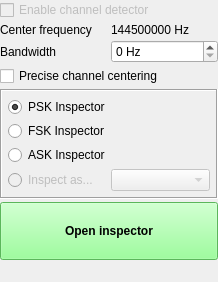
The window that ui/InspectorPanel.ui (BatchDrake/SigDigger) describes before a commit, drawn with Qt 5.
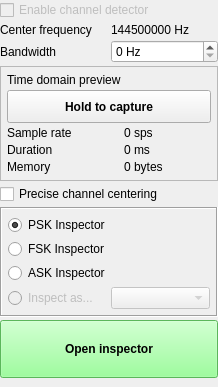
The same window after the commit.

Commit message: Add skeleton for the time inspection window

```diff
--- a/ui/InspectorPanel.ui
+++ b/ui/InspectorPanel.ui
@@ -7,7 +7,7 @@
     <x>0</x>
     <y>0</y>
     <width>218</width>
-    <height>282</height>
+    <height>387</height>
    </rect>
   </property>
   <property name="windowTitle">
@@ -29,13 +29,6 @@
    <property name="spacing">
     <number>3</number>
    </property>
-   <item row="2" column="1">
-    <widget class="QSpinBox" name="bandwidthSpin">
-     <property name="suffix">
-      <string> Hz</string>
-     </property>
-    </widget>
-   </item>
    <item row="1" column="1">
     <widget class="QLabel" name="inspectorChannelLabel">
      <property name="text">
@@ -43,14 +36,24 @@
      </property>
     </widget>
    </item>
-   <item row="2" column="0">
-    <widget class="QLabel" name="label_18">
+   <item row="1" column="0">
+    <widget class="QLabel" name="label_21">
      <property name="text">
-      <string>Bandwidth</string>
+      <string>Center frequency</string>
      </property>
     </widget>
    </item>
-   <item row="6" column="1">
+   <item row="0" column="0" colspan="2">
+    <widget class="QCheckBox" name="checkBox_5">
+     <property name="enabled">
+      <bool>false</bool>
+     </property>
+     <property name="text">
+      <string>Enable channel detector</string>
+     </property>
+    </widget>
+   </item>
+   <item row="7" column="1">
     <spacer name="verticalSpacer_3">
      <property name="orientation">
       <enum>Qt::Vertical</enum>
@@ -63,7 +66,40 @@
      </property>
     </spacer>
    </item>
+   <item row="2" column="0">
+    <widget class="QLabel" name="label_18">
+     <property name="text">
+      <string>Bandwidth</string>
+     </property>
+    </widget>
+   </item>
+   <item row="6" column="0" colspan="2">
+    <widget class="QPushButton" name="openInspectorButton">
+     <property name="styleSheet">
+      <string notr="true">background-color: #7fff7f;
+height: 50px;
+font-weight: bold;</string>
+     </property>
+     <property name="text">
+      <string>Open inspector</string>
+     </property>
+    </widget>
+   </item>
    <item row="4" column="0" colspan="2">
+    <widget class="QCheckBox" name="preciseCheck">
+     <property name="text">
+      <string>Precise channel centering</string>
+     </property>
+    </widget>
+   </item>
+   <item row="2" column="1">
+    <widget class="QSpinBox" name="bandwidthSpin">
+     <property name="suffix">
+      <string> Hz</string>
+     </property>
+    </widget>
+   </item>
+   <item row="5" column="0" colspan="2">
     <widget class="QFrame" name="frame_2">
      <property name="frameShape">
       <enum>QFrame::Box</enum>
@@ -131,40 +167,99 @@
      </layout>
     </widget>
    </item>
-   <item row="5" column="0" colspan="2">
-    <widget class="QPushButton" name="openInspectorButton">
-     <property name="styleSheet">
-      <string notr="true">background-color: #7fff7f;
-height: 50px;
-font-weight: bold;</string>
-     </property>
-     <property name="text">
-      <string>Open inspector</string>
-     </property>
-    </widget>
-   </item>
-   <item row="0" column="0" colspan="2">
-    <widget class="QCheckBox" name="checkBox_5">
-     <property name="enabled">
-      <bool>false</bool>
-     </property>
-     <property name="text">
-      <string>Enable channel detector</string>
-     </property>
-    </widget>
-   </item>
-   <item row="1" column="0">
-    <widget class="QLabel" name="label_21">
-     <property name="text">
-      <string>Center frequency</string>
-     </property>
-    </widget>
-   </item>
    <item row="3" column="0" colspan="2">
-    <widget class="QCheckBox" name="preciseCheck">
-     <property name="text">
-      <string>Precise channel centering</string>
+    <widget class="QFrame" name="frame">
+     <property name="frameShape">
+      <enum>QFrame::StyledPanel</enum>
      </property>
+     <property name="frameShadow">
+      <enum>QFrame::Raised</enum>
+     </property>
+     <layout class="QGridLayout" name="gridLayout_2">
+      <property name="leftMargin">
+       <number>6</number>
+      </property>
+      <property name="topMargin">
+       <number>6</number>
+      </property>
+      <property name="rightMargin">
+       <number>6</number>
+      </property>
+      <property name="bottomMargin">
+       <number>6</number>
+      </property>
+      <property name="spacing">
+       <number>3</number>
+      </property>
+      <item row="3" column="0">
+       <widget class="QLabel" name="label_3">
+        <property name="text">
+         <string>Duration</string>
+        </property>
+       </widget>
+      </item>
+      <item row="0" column="0">
+       <widget class="QLabel" name="label">
+        <property name="text">
+         <string>Time domain preview</string>
+        </property>
+       </widget>
+      </item>
+      <item row="4" column="0">
+       <widget class="QLabel" name="label_4">
+        <property name="text">
+         <string>Memory</string>
+        </property>
+       </widget>
+      </item>
+      <item row="2" column="0">
+       <widget class="QLabel" name="label_2">
+        <property name="text">
+         <string>Sample rate</string>
+        </property>
+       </widget>
+      </item>
+      <item row="2" column="1">
+       <widget class="QLabel" name="sampleRateLabel">
+        <property name="text">
+         <string>0 sps</string>
+        </property>
+       </widget>
+      </item>
+      <item row="3" column="1">
+       <widget class="QLabel" name="durationLabel">
+        <property name="text">
+         <string>0 ms</string>
+        </property>
+       </widget>
+      </item>
+      <item row="4" column="1">
+       <widget class="QLabel" name="memoryLabel">
+        <property name="text">
+         <string>0 bytes</string>
+        </property>
+       </widget>
+      </item>
+      <item row="1" column="0" colspan="2">
+       <widget class="QPushButton" name="captureButton">
+        <property name="minimumSize">
+         <size>
+          <width>0</width>
+          <height>33</height>
+         </size>
+        </property>
+        <property name="font">
+         <font>
+          <weight>75</weight>
+          <bold>true</bold>
+         </font>
+        </property>
+        <property name="text">
+         <string>Hold to capture</string>
+        </property>
+       </widget>
+      </item>
+     </layout>
     </widget>
    </item>
   </layout>
```
The commit also changes 13 other files.
